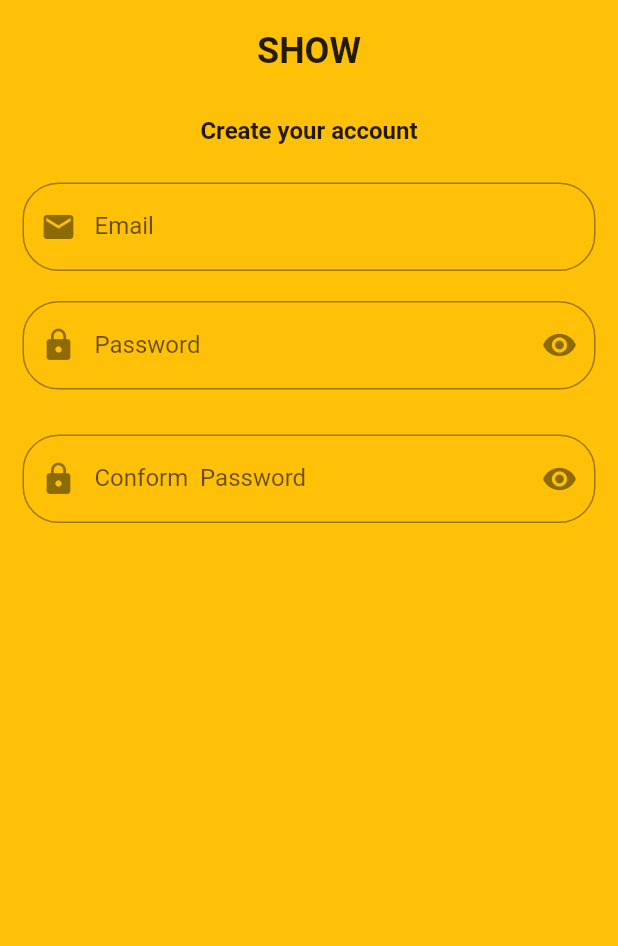
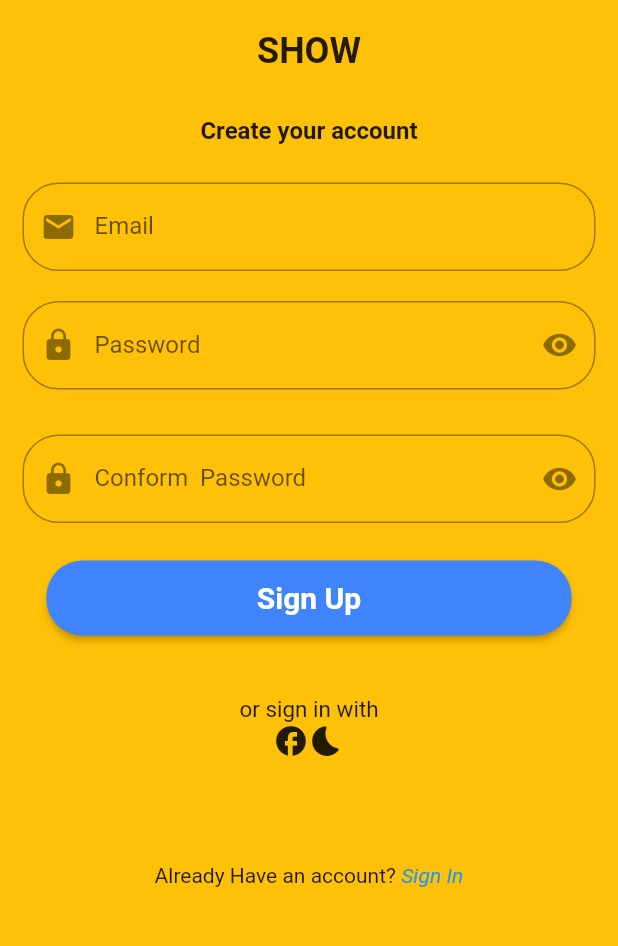
Before and after one commit to Isha41/Project, a Flutter app: the SignUp screen opened directly, on a phone screen of 412 x 824 dp, the part 206-1152 px from its top. Run offline on Flutter 3.47's test engine with Material 2 defaults, Android fonts, the phone set to English and light mode, and no system bars; our stand-ins replace carousel_slider, flutter_rating_bar, sizer.

Commit message:
signup page completed

```diff
--- a/lib/signup.dart
+++ b/lib/signup.dart
@@ -1,4 +1,5 @@
 import 'package:flutter/material.dart';
+import 'package:project/login.dart';
 
 class SignUp extends StatelessWidget {
   const SignUp({Key? key}) : super(key: key);
@@ -45,14 +46,76 @@ class SignUp extends StatelessWidget {
               ),
               SizedBox(height: 10),
               NameField('Enter Email', Icons.email, 'Email'),
-                PasswordField(Icons.lock, Icons.visibility,
-                    'Enter your password', 'Password'),
+              PasswordField(Icons.lock, Icons.visibility, 'Enter your password',
+                  'Password'),
               PasswordField(Icons.lock, Icons.visibility,
                   'Enter Password again', 'Conform  Password'),
+              SizedBox(
+                height: 10,
+              ),
+              ElevatedButton(
+                style: ElevatedButton.styleFrom(
+                  primary: Color(0xff3F84FC),
+                  onPrimary: Colors.white,
+                  fixedSize: Size(350, 50),
+                  shape: RoundedRectangleBorder(
+                    borderRadius: BorderRadius.circular(24),
+                  ),
+                ),
+                onPressed: () {
+                  Navigator.push(context, MaterialPageRoute(builder: (context) {
+                    return Login();
+                  }));
+                },
+                child: Text(
+                  "Sign Up",
+                  style: TextStyle(
+                    fontSize: 20,
+                    fontWeight: FontWeight.w700,
+                  ),
+                ),
+              ),
+              SizedBox(
+                height: 40,
+              ),
+              Text(
+                'or sign in with',
+                style: TextStyle(fontSize: 15),
+              ),
+              Row(
+                mainAxisAlignment: MainAxisAlignment.center,
+                children: [
+                  Icon(Icons.facebook_sharp),
+                  Icon(Icons.bedtime_rounded)
+                ],
+              ),
+              SizedBox(
+                height: 70,
+              ),
+              Row(
+                mainAxisAlignment: MainAxisAlignment.center,
+                children: [
+                  Text("Already Have an account? "),
+                  GestureDetector(
+                    onTap: () {
+                      Navigator.push(context,
+                          MaterialPageRoute(builder: (context) {
+                        return Login();
+                      }));
+                    },
+                    child: Text(
+                      'Sign In',
+                      style: TextStyle(
+                          fontStyle: FontStyle.italic, color: Colors.blue),
+                    ),
+                  ),
+                ],
+              ),
             ],
           ),
         ),
-        ));
+      ),
+    );
   }
 }
 
```
Lines whose indentation alone changed are shown as unchanged.
